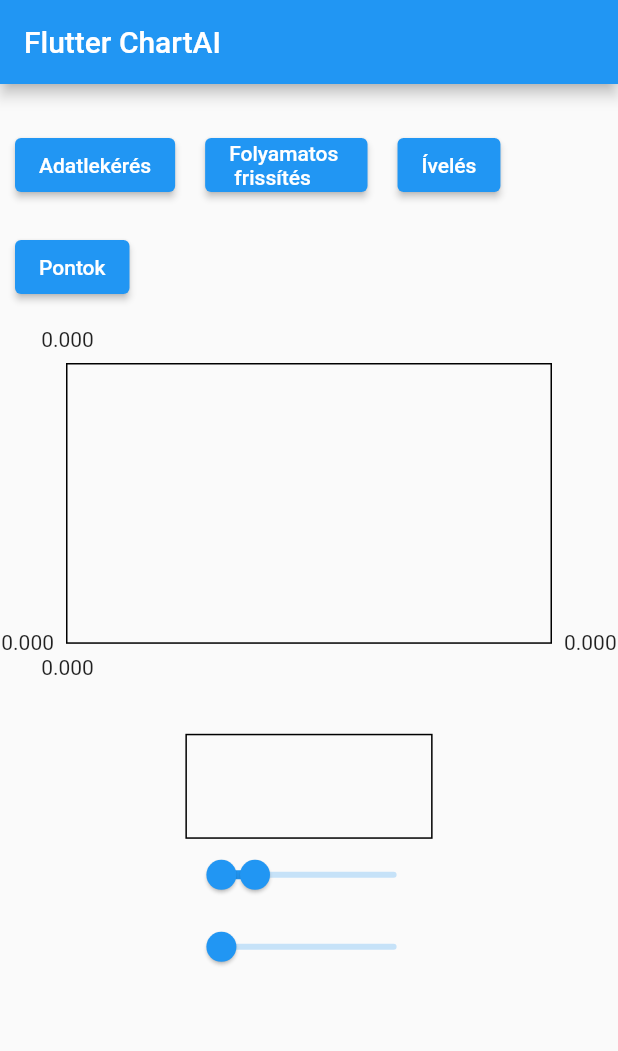
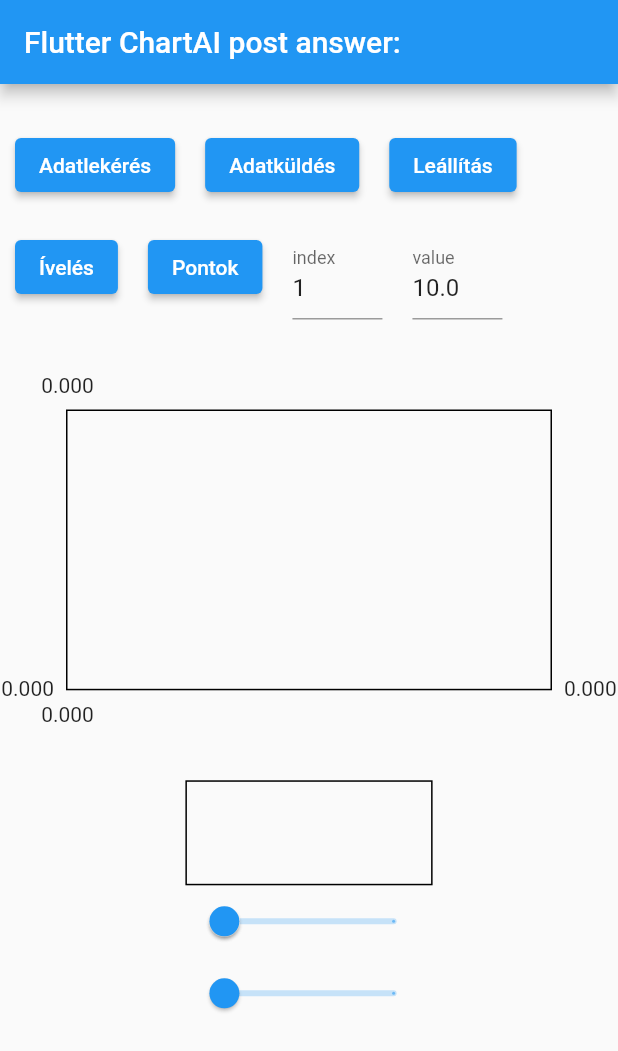
Before and after one commit to ilikecoding34/chartai, a Flutter app: the screen it shows after launch, after a tap on an icon or button, on a phone screen of 412 x 824 dp. Shown: the top 1051 px of the screen. Run offline on Flutter 3.47's test engine with Material 2 defaults, Android fonts, the phone set to English and light mode, and no system bars; drawn by our look-alikes of fl_chart; our stand-ins replace dio; network calls fail.

Commit message:
api_post

```diff
--- a/lib/main.dart
+++ b/lib/main.dart
@@ -1,4 +1,5 @@
 import 'dart:async';
+import 'dart:ui';
 import 'package:fl_chart/fl_chart.dart';
 import 'package:flutter/foundation.dart';
 import 'package:flutter/material.dart';
@@ -39,15 +40,20 @@
   double sliderforbegin = 10.0;
   double sliderforscale = 20.0;
   RangeValues rangevalue = RangeValues(1.0, 20.0);
+  TextEditingController inputfieldcontroll = TextEditingController(text: '1');
+  TextEditingController inputfieldcontroll2 =
+      TextEditingController(text: '10.0');
   bool refreshing = true;
   bool curved = false;
   bool dots = false;
+  String answer = '';
 
   Future getHttp() async {
     try {
       var response = await Dio().get('http://188.166.98.87:1880/GetChartData');
       chartdatas.clear();
-      datas = response.data["dataPoints"];
+      var gotdatas = response.data["dataPoints"];
+      datas = List.from(gotdatas.reversed);
       datas.forEach((element) {
         setState(() {
           if (element["y"].runtimeType == int) {
@@ -62,28 +68,33 @@
     }
   }
 
+  Future postHttp() async {
+    String index = inputfieldcontroll.text;
+    double number = double.parse(inputfieldcontroll2.text);
+    //  Map<int, double> datas = {index: number};
+    var response;
+    Dio dio = Dio();
+    //  dio.options.contentType = Headers.formUrlEncodedContentType;
+    //dio.options.headers['content-Type'] = 'application/json';
+    dio.options.contentType = 'application/json';
+    dio.options.responseType = ResponseType.plain;
+    try {
+      response = await dio
+          .post('http://188.166.98.87:1880/AddPattern', data: {index: number});
+      answer = response.data.toString();
+    } on DioError catch (e) {
+      print(e.error);
+    }
+    setState(() {});
+  }
+
   Future autorefresh() async {
-    int _counter = rangevalue.end.toInt();
-    var time = const Duration(seconds: 1);
+    var time = const Duration(minutes: 1);
     Timer.periodic(
         time,
         (timer) => {
               if (refreshing) {timer.cancel()},
-              if (_counter == chartdatas.length) {timer.cancel()},
-              setState(() {
-                _counter++;
-                chartdatas.clear();
-                int kezdo = 0;
-                for (int i = kezdo; i < _counter; i++) {
-                  setState(() {
-                    if (datas[i]["y"].runtimeType == int) {
-                      chartdatas.add(datas[i]["y"].toDouble());
-                    } else {
-                      chartdatas.add(datas[i]["y"]);
-                    }
-                  });
-                }
-              })
+              getHttp()
             });
     refreshing = !refreshing;
   }
@@ -108,12 +119,12 @@
     return Scaffold(
       resizeToAvoidBottomInset: false,
       appBar: AppBar(
-        title: Text(widget.title),
+        title: Text(widget.title + " post answer: " + answer),
       ),
       body: ListView(
         children: <Widget>[
           Padding(
-              padding: const EdgeInsets.only(top: 20),
+              padding: const EdgeInsets.only(top: 20, bottom: 20),
               child: Wrap(children: [
                 Padding(
                     padding: const EdgeInsets.all(10),
@@ -122,7 +133,13 @@
                 Padding(
                     padding: const EdgeInsets.all(10),
                     child: ElevatedButton(
-                        onPressed: autorefresh,
+                        onPressed: postHttp, child: const Text('Adatküldés'))),
+                Padding(
+                    padding: const EdgeInsets.all(10),
+                    child: ElevatedButton(
+                        onPressed: () => setState(() {
+                              autorefresh();
+                            }),
                         child: refreshing
                             ? const Text('Folyamatos \n frissítés')
                             : const Text("Leállítás"))),
@@ -144,6 +161,22 @@
                           });
                         },
                         child: const Text('Pontok'))),
+                Container(
+                    padding: const EdgeInsets.all(10),
+                    width: 80,
+                    child: TextField(
+                      selectionHeightStyle: BoxHeightStyle.tight,
+                      decoration: const InputDecoration(label: Text('index')),
+                      controller: inputfieldcontroll,
+                    )),
+                Container(
+                    padding: const EdgeInsets.all(10),
+                    width: 80,
+                    child: TextField(
+                      selectionHeightStyle: BoxHeightStyle.tight,
+                      decoration: const InputDecoration(label: Text('value')),
+                      controller: inputfieldcontroll2,
+                    )),
               ])),
           Padding(
               padding: const EdgeInsets.only(bottom: 30),
@@ -160,12 +193,8 @@
                           show: dots,
                         ),
                         spots: [
-                          for (int i =
-                                  (refreshing ? rangevalue.start.toInt() : 0);
-                              i <
-                                  (refreshing
-                                      ? rangevalue.end.toInt()
-                                      : chartdatas.length);
+                          for (int i = rangevalue.start.toInt();
+                              i < rangevalue.end.toInt();
                               i++)
                             chartdatas.isNotEmpty
                                 ? FlSpot(i.toDouble(), chartdatas[i])
@@ -185,7 +214,7 @@
                             barWidth: 5,
                             colors: [
                               for (int i = 0; i < chartdatas.length; i++)
-                                refreshing ? coloring(i) : Colors.blue
+                                coloring(i)
                             ],
                             belowBarData: BarAreaData(show: false),
                             dotData: FlDotData(
@@ -202,7 +231,8 @@
                       values: rangevalue,
                       labels: RangeLabels(rangevalue.start.round().toString(),
                           rangevalue.end.round().toString()),
-                      divisions: (chartdatas.length - 1),
+                      divisions:
+                          chartdatas.isNotEmpty ? (chartdatas.length - 1) : 1,
                       min: 1.0,
                       max: chartdatas.isEmpty
                           ? 100.0
@@ -217,7 +247,8 @@
                   child: Slider(
                       label: "Hossz: ${sliderforscale.round()}",
                       value: sliderforscale,
-                      divisions: (chartdatas.length - 1),
+                      divisions:
+                          chartdatas.isNotEmpty ? (chartdatas.length - 1) : 1,
                       min: 1.0,
                       max: chartdatas.isEmpty
                           ? 100.0
```
